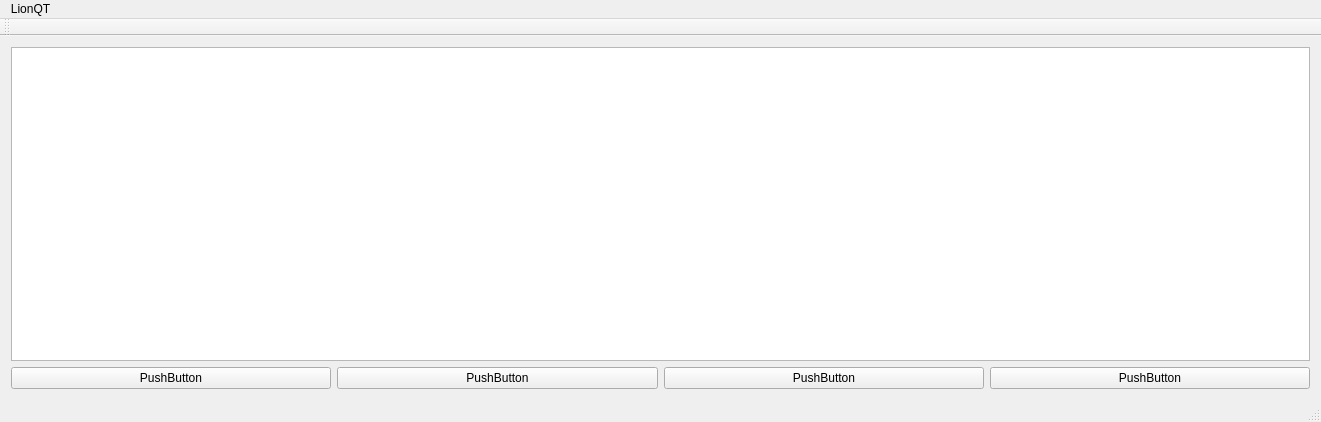
First picture: the form in mainwindow.ui, repository Anteoy/lionQT, before the edit.
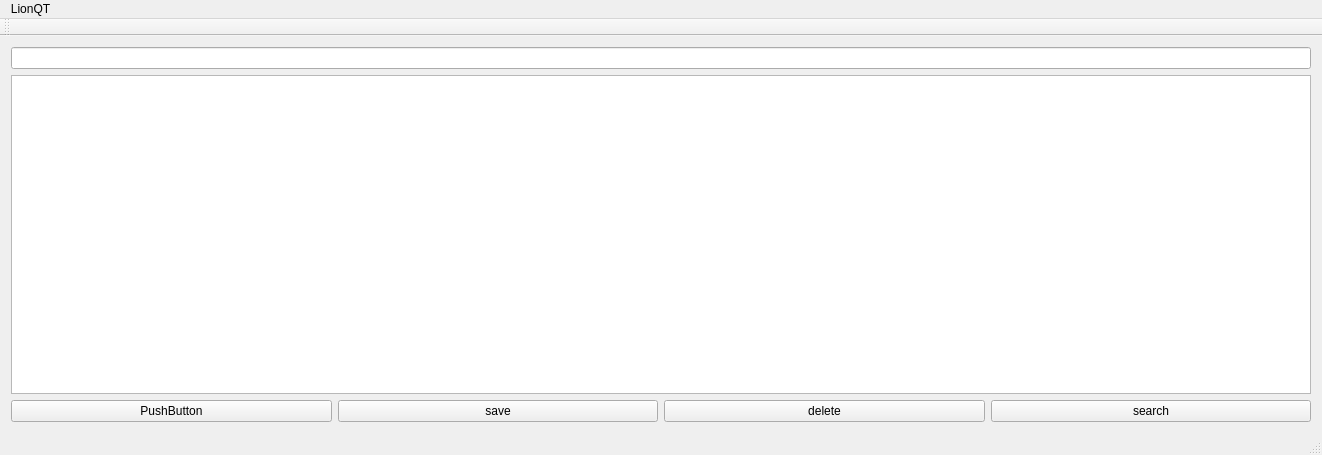
Second picture: the form after the edit.

Diff of the .ui file:
```diff
--- a/mainwindow.ui
+++ b/mainwindow.ui
@@ -6,8 +6,8 @@
    <rect>
     <x>0</x>
     <y>0</y>
-    <width>1321</width>
-    <height>422</height>
+    <width>1322</width>
+    <height>455</height>
    </rect>
   </property>
   <property name="windowTitle">
@@ -20,6 +20,9 @@
    <layout class="QGridLayout" name="gridLayout">
     <item row="0" column="0">
      <layout class="QVBoxLayout" name="verticalLayout_2">
+      <item>
+       <widget class="QLineEdit" name="lineEdit"/>
+      </item>
       <item>
        <widget class="QTextEdit" name="textEdit"/>
       </item>
@@ -35,21 +38,21 @@
         <item>
          <widget class="QPushButton" name="pushButton_3">
           <property name="text">
-           <string>PushButton</string>
+           <string>save</string>
           </property>
          </widget>
         </item>
         <item>
          <widget class="QPushButton" name="pushButton_2">
           <property name="text">
-           <string>PushButton</string>
+           <string>delete</string>
           </property>
          </widget>
         </item>
         <item>
          <widget class="QPushButton" name="pushButton_4">
           <property name="text">
-           <string>PushButton</string>
+           <string>search</string>
           </property>
          </widget>
         </item>
@@ -64,7 +67,7 @@
     <rect>
      <x>0</x>
      <y>0</y>
-     <width>1321</width>
+     <width>1322</width>
      <height>28</height>
     </rect>
    </property>
```
